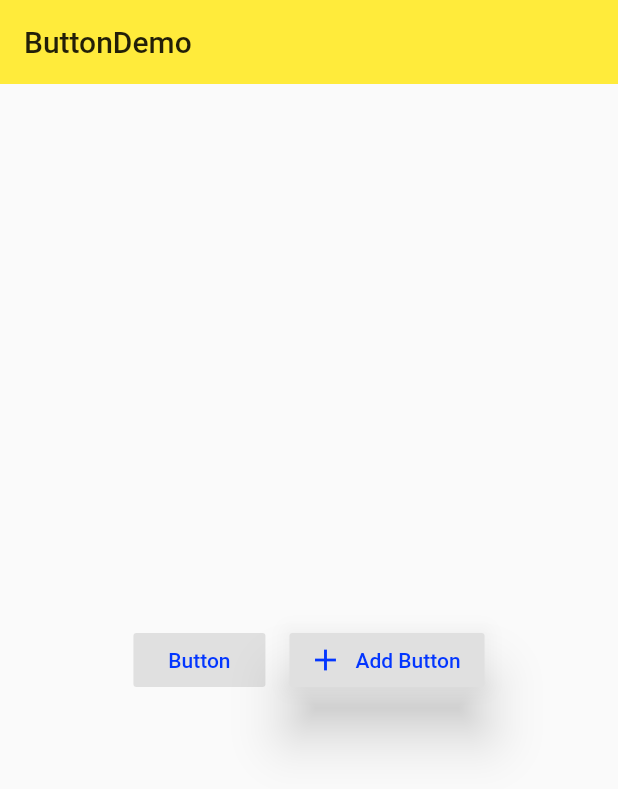
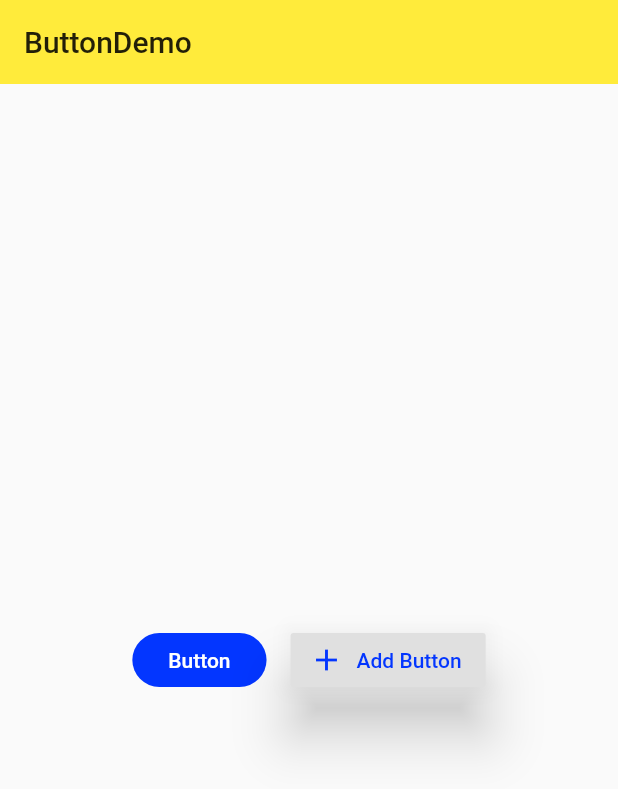
Before and after one commit to XYXiaoYuan/flutter_study, a Flutter app: the ButtonDemo screen opened directly, on a phone screen of 412 x 824 dp. Shown: the top 789 px of the screen. Run offline on Flutter 3.47's test engine with Material 2 defaults, Android fonts, the phone set to English and light mode, and no system bars.

Commit message:
按钮主题：颜色、形状

```diff
--- a/flutter_study/lib/demo/material_components.dart
+++ b/flutter_study/lib/demo/material_components.dart
@@ -23,7 +23,7 @@ class MaterialComponent extends StatelessWidget {
 class ButtonDemo extends StatelessWidget {
   @override
   Widget build(BuildContext context) {
-  final Widget FlatButtonDemo = Row(
+    final Widget FlatButtonDemo = Row(
       mainAxisAlignment: MainAxisAlignment.center,
       children: <Widget>[
         FlatButton(
@@ -42,6 +42,42 @@ class ButtonDemo extends StatelessWidget {
       ],
     );
 
+    final Widget RaisedButtonDemo = Row(
+      mainAxisAlignment: MainAxisAlignment.center,
+      children: <Widget>[
+        Theme(
+          data: Theme.of(context).copyWith(
+            buttonColor: Theme.of(context).accentColor,
+            buttonTheme: ButtonThemeData(
+              textTheme: ButtonTextTheme.primary,
+              // shape: BeveledRectangleBorder(
+              //   borderRadius: BorderRadius.circular(5.0),
+              // )
+              shape: StadiumBorder()
+            )
+          ),
+          child: RaisedButton(
+            onPressed: () {},
+            child: Text('Button'),
+            splashColor: Colors.grey,
+            elevation: 0.0,
+            color: Theme.of(context).accentColor,
+            // textColor: Theme.of(context).accentColor,
+            textTheme: ButtonTextTheme.primary,
+          ),
+        ),
+        SizedBox(width: 16.0),
+        RaisedButton.icon(
+          onPressed: () {},
+          icon: Icon(Icons.add),
+          label: Text('Add Button'),
+          splashColor: Colors.grey,
+          textColor: Theme.of(context).accentColor,
+          elevation: 16.0,
+        ),
+      ],
+    );
+
     return Scaffold(
       appBar: AppBar(
         title: Text('ButtonDemo'),
@@ -55,12 +91,26 @@ class ButtonDemo extends StatelessWidget {
             Row(
               mainAxisAlignment: MainAxisAlignment.center,
               children: <Widget>[
-                RaisedButton(
-                  onPressed: () {},
-                  child: Text('Button'),
-                  splashColor: Colors.grey,
-                  textColor: Theme.of(context).accentColor,
-                  elevation: 0.0,
+                Theme(
+                  data: Theme.of(context).copyWith(
+                    buttonColor: Theme.of(context).accentColor,
+                    buttonTheme: ButtonThemeData(
+                      textTheme: ButtonTextTheme.primary,
+                      // shape: BeveledRectangleBorder(
+                      //   borderRadius: BorderRadius.circular(5.0),
+                      // )
+                      shape: StadiumBorder()
+                    )
+                  ),
+                  child: RaisedButton(
+                    onPressed: () {},
+                    child: Text('Button'),
+                    splashColor: Colors.grey,
+                    elevation: 0.0,
+                    color: Theme.of(context).accentColor,
+                    // textColor: Theme.of(context).accentColor,
+                    textTheme: ButtonTextTheme.primary,
+                  ),
                 ),
                 SizedBox(width: 16.0),
                 RaisedButton.icon(
@@ -72,7 +122,7 @@ class ButtonDemo extends StatelessWidget {
                   elevation: 16.0,
                 ),
               ],
-            )
+            ),
           ],
         ),
       ),
```
